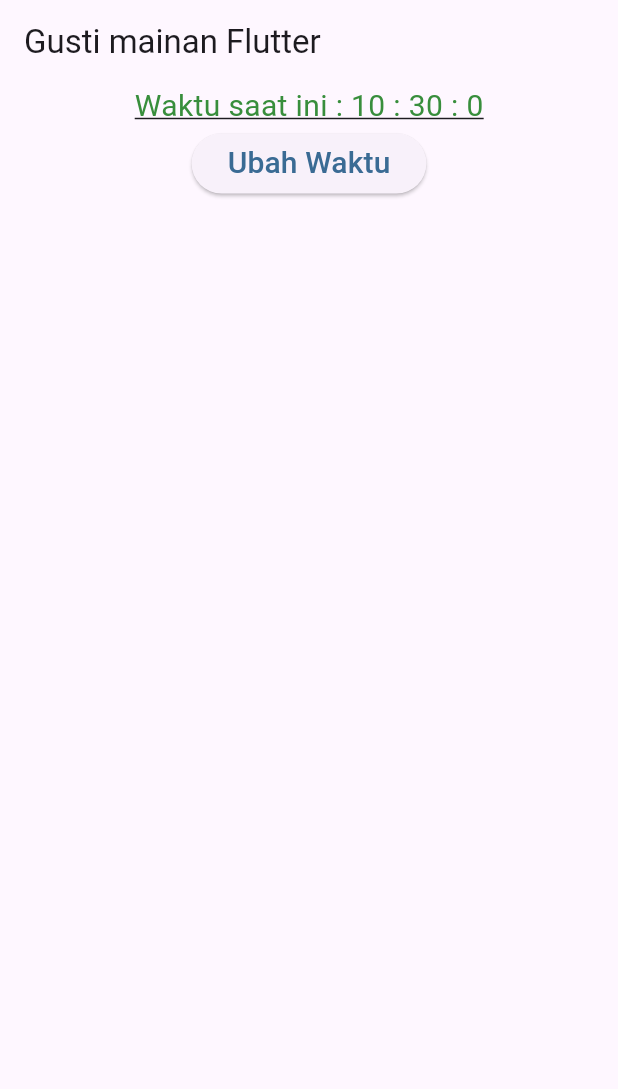
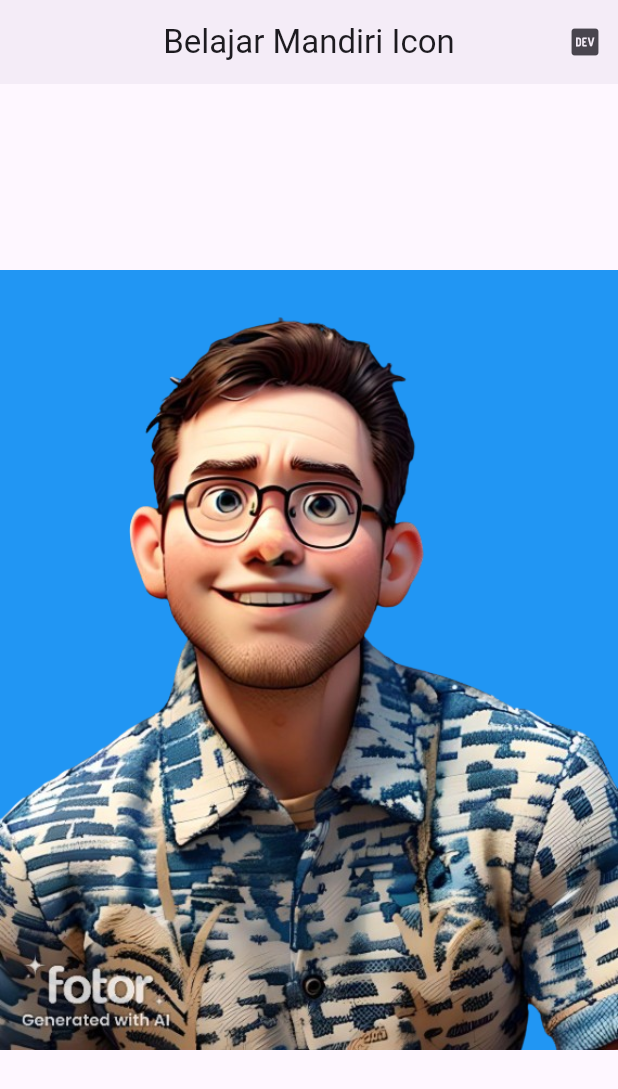
Before and after one commit to gustiarifiyanto/flutter_dart_basic, a Flutter app: the screen it shows after launch, on a phone screen of 412 x 824 dp. Shown: the top 1089 px of the screen. Run offline on Flutter 3.47's test engine with Material 3 defaults, Android fonts, the phone set to English and light mode, and no system bars; Roboto replaces fonts that are missing (Arial).

Commit message:
Learn about assets images and add pubspesc yml assets

```diff
--- a/lib/main.dart
+++ b/lib/main.dart
@@ -1,5 +1,5 @@
 import 'package:flutter/material.dart';
-import 'package:flutter_dart_basic/change_time_widget.dart';
+import 'package:flutter_dart_basic/widgets/images_widget.dart';
 
 void main() {
   runApp(const MyApp());
@@ -18,10 +18,7 @@ class MyApp extends StatelessWidget {
           seedColor: const Color.fromARGB(255, 151, 98, 243),
         ),
       ),
-      home: Scaffold(
-        appBar: AppBar(title: Text('Gusti mainan Flutter')),
-        body: Center(child: ChangeTimeWidget()),
-      ),
+      home: const ImagesWidget(),
     );
   }
 }
--- /dev/null
+++ b/lib/widgets/images_widget.dart
@@ -0,0 +1,24 @@
+import 'package:flutter/material.dart';
+
+class ImagesWidget extends StatefulWidget {
+  const ImagesWidget({super.key});
+
+  @override
+  State<ImagesWidget> createState() => _ImagesWidgetState();
+}
+
+class _ImagesWidgetState extends State<ImagesWidget> {
+  @override
+  Widget build(BuildContext context) {
+    return Scaffold(
+      appBar: AppBar(
+        centerTitle: true,
+        title: const Text('Belajar Mandiri Icon'),
+        elevation: 2,
+        actions: [Icon(Icons.logo_dev_sharp), SizedBox(width: 10)],
+      ),
+      body: Center(child: Image.asset('assets/images/gusti.png')
+      )
+    );
+  }
+}
--- a/pubspec.yaml
+++ b/pubspec.yaml
@@ -58,9 +58,9 @@ flutter:
   uses-material-design: true
 
   # To add assets to your application, add an assets section, like this:
-  # assets:
-  #   - images/a_dot_burr.jpeg
-  #   - images/a_dot_ham.jpeg
+  assets:
+     - assets/images/
+     - assets/icons/
 
   # An image asset can refer to one or more resolution-specific "variants", see
   # https://flutter.dev/to/resolution-aware-images
```
Also changed, not shown: lib/icon_widget.dart (added, +23 -0 lines), assets/images/Mari jajan.jpeg (added), assets/images/gusti.png (added).
